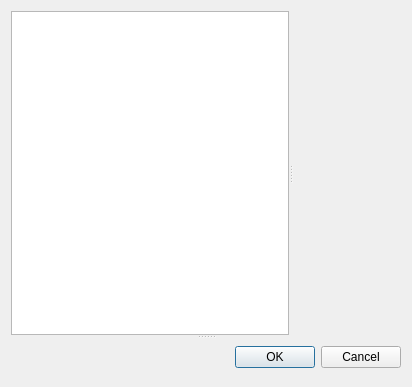
The window that VCL/dialog_settings.ui (CerberPup/VersionControl) describes before a commit, drawn with Qt 5.
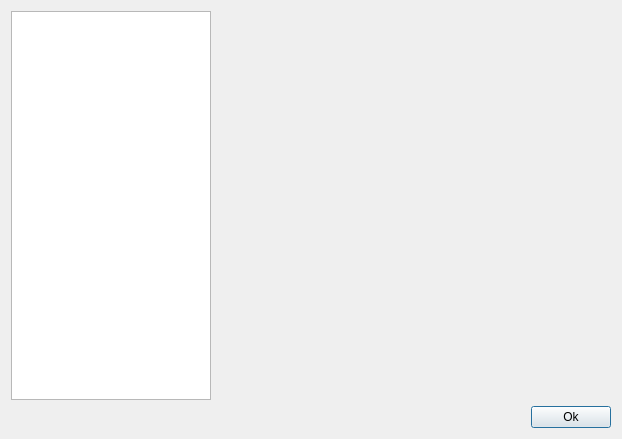
The same window after the commit.

```diff
--- a/VCL/dialog_settings.ui
+++ b/VCL/dialog_settings.ui
@@ -6,8 +6,8 @@
    <rect>
     <x>0</x>
     <y>0</y>
-    <width>412</width>
-    <height>387</height>
+    <width>622</width>
+    <height>439</height>
    </rect>
   </property>
   <property name="windowTitle">
@@ -15,14 +15,8 @@
   </property>
   <layout class="QGridLayout" name="gridLayout">
    <item row="0" column="0">
-    <widget class="QSplitter" name="splitter_2">
-     <property name="orientation">
-      <enum>Qt::Vertical</enum>
-     </property>
-     <widget class="QSplitter" name="splitter">
-      <property name="orientation">
-       <enum>Qt::Horizontal</enum>
-      </property>
+    <layout class="QHBoxLayout" name="horizontalLayout">
+     <item>
       <widget class="QTreeView" name="treeView">
        <property name="sizePolicy">
         <sizepolicy hsizetype="Preferred" vsizetype="Expanding">
@@ -30,25 +24,49 @@
          <verstretch>0</verstretch>
         </sizepolicy>
        </property>
+       <property name="maximumSize">
+        <size>
+         <width>200</width>
+         <height>16777215</height>
+        </size>
+       </property>
       </widget>
+     </item>
+     <item>
       <widget class="QWidget" name="widget" native="true">
        <property name="sizePolicy">
-        <sizepolicy hsizetype="Expanding" vsizetype="Preferred">
+        <sizepolicy hsizetype="Preferred" vsizetype="Preferred">
          <horstretch>0</horstretch>
          <verstretch>0</verstretch>
         </sizepolicy>
        </property>
       </widget>
-     </widget>
-     <widget class="QDialogButtonBox" name="buttonBox">
-      <property name="orientation">
-       <enum>Qt::Horizontal</enum>
-      </property>
-      <property name="standardButtons">
-       <set>QDialogButtonBox::Cancel|QDialogButtonBox::Ok</set>
-      </property>
-     </widget>
-    </widget>
+     </item>
+    </layout>
+   </item>
+   <item row="4" column="0" rowspan="2">
+    <layout class="QHBoxLayout" name="horizontalLayout_2">
+     <item>
+      <spacer name="horizontalSpacer">
+       <property name="orientation">
+        <enum>Qt::Horizontal</enum>
+       </property>
+       <property name="sizeHint" stdset="0">
+        <size>
+         <width>40</width>
+         <height>20</height>
+        </size>
+       </property>
+      </spacer>
+     </item>
+     <item>
+      <widget class="QPushButton" name="pushButton">
+       <property name="text">
+        <string>Ok</string>
+       </property>
+      </widget>
+     </item>
+    </layout>
    </item>
   </layout>
  </widget>
```
Left out of the diff: 28 changed lines with no effect on the pictures.
